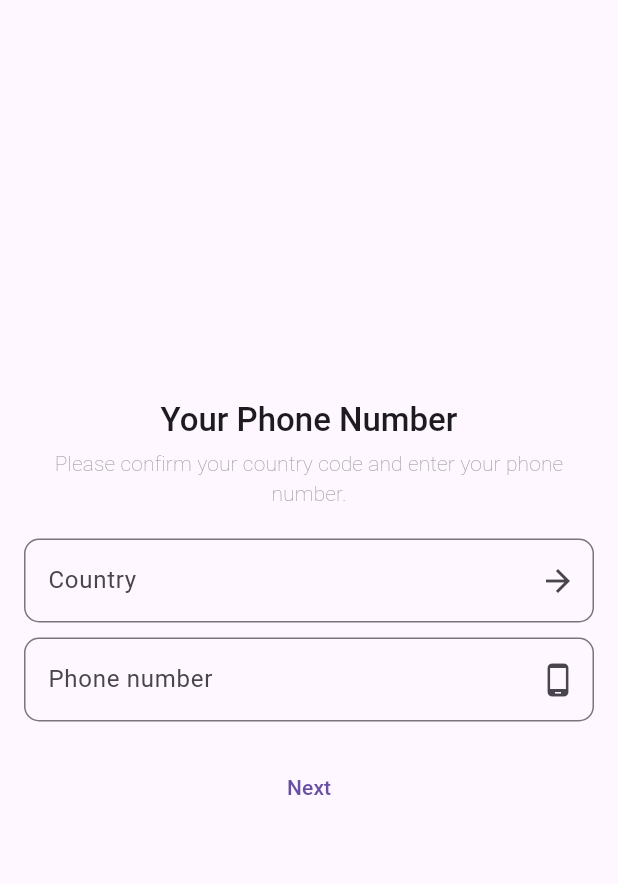
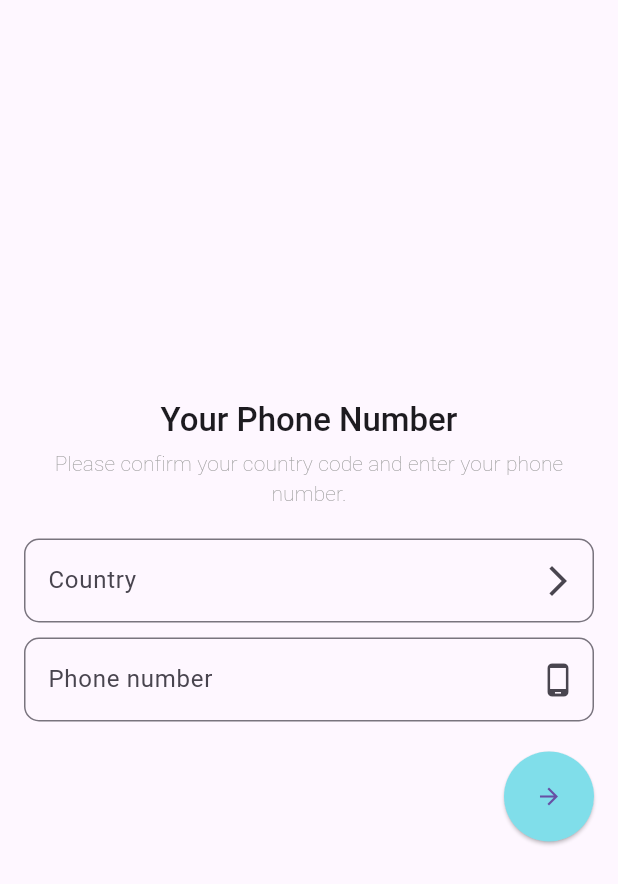
Before and after one commit to JoshWalford/YoJosChat, a Flutter app: the screen it shows after launch, on a phone screen of 412 x 824 dp. Shown: the top 884 px of the screen. Run offline on Flutter 3.47's test engine with Material 3 defaults, Android fonts, the phone set to English and light mode, and no system bars; our stand-ins replace iconsax; missing offline and left inert: country_list_pick.

Commit message:
login screen created.

```diff
--- a/lib/main.dart
+++ b/lib/main.dart
@@ -1,4 +1,5 @@
 import 'package:flutter/material.dart';
+import 'package:yojo_chats/screens/chat_screen.dart';
 import 'package:yojo_chats/screens/login_screen.dart';
 
 void main() {
@@ -10,9 +11,14 @@ class MyApp extends StatelessWidget {
 
   @override
   Widget build(BuildContext context) {
-    return const MaterialApp(
+    return MaterialApp(
       home: LoginScreen(),
 
+      initialRoute: '/loginScreen',
+
+      routes: {
+        '/chatScreen': (context) => const ChatScreen(),
+      }
     );
   }
 }
--- a/lib/screens/login_screen.dart
+++ b/lib/screens/login_screen.dart
@@ -1,5 +1,7 @@
 import 'package:flutter/material.dart';
 import 'package:yojo_chats/screens/countries_areacode.dart';
+
+import '../widgets/buttons/forward_button.dart';
 
 class LoginScreen extends StatefulWidget {
   const LoginScreen({super.key});
@@ -64,7 +66,7 @@ class _LoginScreenState extends State<LoginScreen> {
                         BorderSide(color: Colors.grey.shade300, width: 2.0),
                   ),
                   labelText: _selectedCountry,
-                  suffixIcon: const Icon(Icons.arrow_forward),
+                  suffixIcon: const Icon(Icons.arrow_forward_ios_sharp),
                 ),
               ),
               const SizedBox(height: 10),
@@ -80,11 +82,11 @@ class _LoginScreenState extends State<LoginScreen> {
                 keyboardType: TextInputType.number,
               ),
               const SizedBox(height: 20),
-              Align(
-                child: TextButton(
-                  onPressed: () {},
-                  child: const Text('Next'),
-                ),
+              const Row(
+                mainAxisAlignment: MainAxisAlignment.end,
+                children: [
+                  ForwardButton(),
+                ],
               )
             ],
           ),
--- a/lib/utils/constants/sizes.dart
+++ b/lib/utils/constants/sizes.dart
@@ -22,7 +22,7 @@ class YoJoSizes {
   // Button sizes
   static const double buttonHeight = 18.0;
   static const double buttonRadius = 12.0;
-  static const double buttonWidth = 120.0;
+  static const double buttonWidth = 60.0;
   static const double buttonElevation = 4.0;
 
   // AppBar Height
--- /dev/null
+++ b/lib/widgets/buttons/forward_button.dart
@@ -0,0 +1,27 @@
+import 'package:flutter/material.dart';
+
+import '../../utils/constants/sizes.dart';
+
+class ForwardButton extends StatelessWidget {
+  const ForwardButton({
+    super.key,
+  });
+
+  @override
+  Widget build(BuildContext context) {
+    return ElevatedButton(
+      style: ElevatedButton.styleFrom(
+        minimumSize: const  Size(YoJoSizes.buttonWidth, YoJoSizes.buttonWidth),
+        padding: const EdgeInsets.symmetric(horizontal: 20.0, vertical: 10.0),
+        shape: const CircleBorder(
+          side: BorderSide.none,
+        ),
+        backgroundColor: Colors.cyan.shade200,
+      ),
+      onPressed: () {
+        Navigator.pushNamed(context, '/chatScreen');
+      },
+      child: const Icon(Icons.arrow_forward),
+    );
+  }
+}
```
Also changed, not shown: lib/screens/chat_screen.dart (added, +46 -0 lines), lib/widgets/build_message_input.dart (added, +53 -0 lines), pubspec.yaml (+5 -3 lines), assets/images/placeholder.jpg (added), pubspec.lock.
